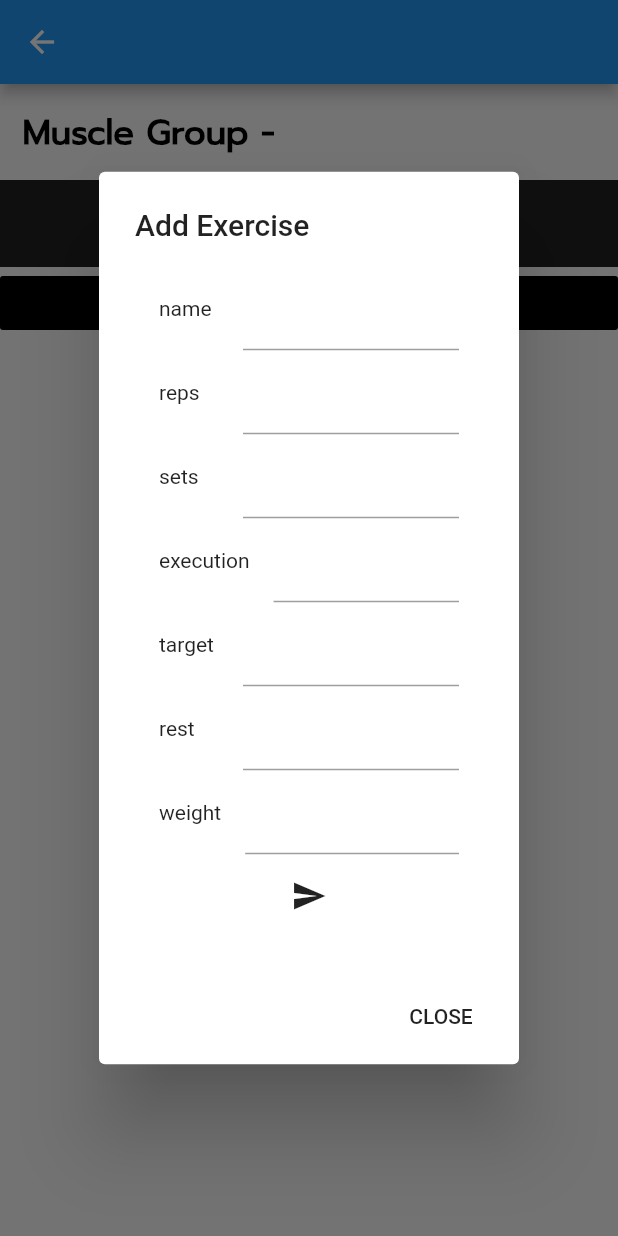
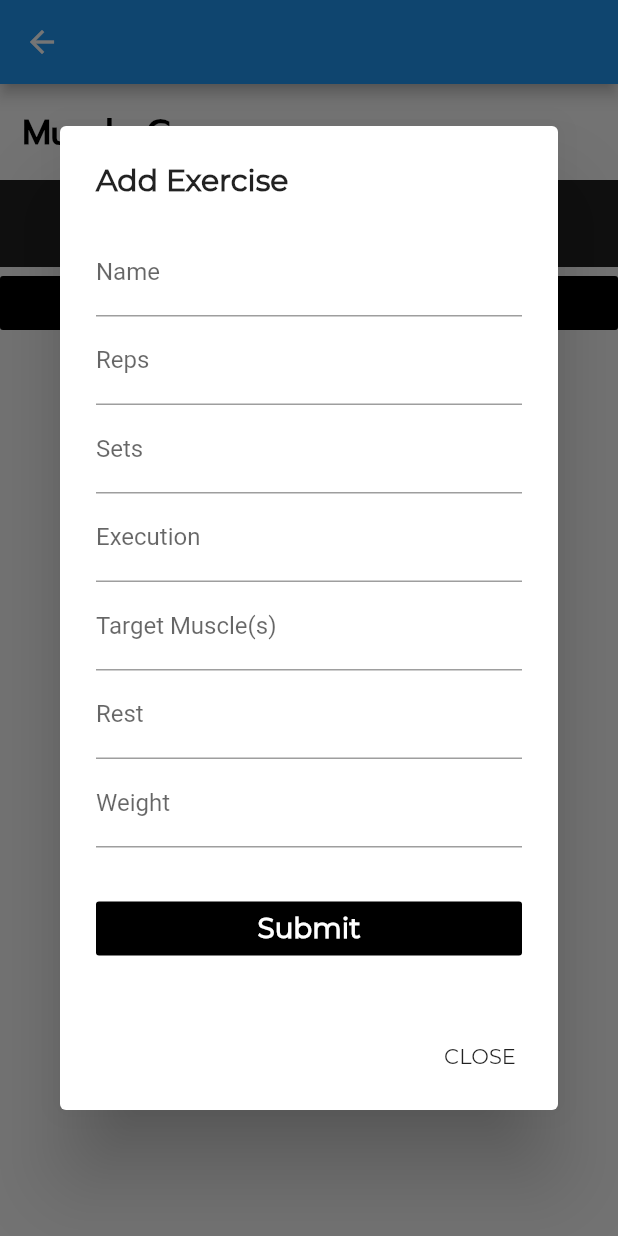
Before and after one commit to sushbalajee/GymFlutter, a Flutter app: the PageFour screen opened directly with empty values, after a tap on "+ Add Exercise +", on a phone screen of 412 x 824 dp. Run offline on Flutter 3.47's test engine with Material 2 defaults, Android fonts, the phone set to English and light mode, and no system bars; our stand-ins replace connectivity, firebase_auth, firebase_database, shared_preferences; accounts and stored records are empty.

Commit message:
design changes

```diff
--- a/gym_app/lib/uploadClientWorkoutDetails.dart
+++ b/gym_app/lib/uploadClientWorkoutDetails.dart
@@ -41,15 +41,7 @@ class UploadedWorkoutInfo extends State<PageFour> {
     final FirebaseDatabase database = FirebaseDatabase
         .instance; //Rather then just writing FirebaseDatabase(), get the instance.
 
-        //itemRef = database.reference().child('Workouts').child(widget.value).child(widget.userUid);
-
     snek = database.reference().child('Workouts').child(widget.trainerID).child(widget.uid);
-    /*itemRef = database
-        .reference()
-        .child('Workouts')
-        .child(widget.uid)
-        .child(widget.firebaseGeneratedKey)
-        .child('exercises');*/
 
     itemRef = database.reference().child('Workouts').child(widget.trainerID).child(widget.uid).child(widget.firebaseGeneratedKey).child('exercises');
 
@@ -102,8 +94,7 @@ class UploadedWorkoutInfo extends State<PageFour> {
 
               Container(
                 color: Colors.grey[900],
-                padding: const EdgeInsetsDirectional.only(
-                    start: 15.0, bottom: 15.0, top: 15.0),
+                padding: const EdgeInsets.all(15.0),
                 alignment: Alignment(-1.0, 0.0),
                 child:
                 Text(widget.description,
@@ -208,87 +199,91 @@ class UploadedWorkoutInfo extends State<PageFour> {
 
 
     Future<Null> confirmDialog(BuildContext context, String execution) {
+
+      double screenWidth = MediaQuery.of(context).size.width;
+
       return showDialog<Null>(
           context: context,
           barrierDismissible: false, // user must tap button!
           builder: (BuildContext context) {
             return new AlertDialog(
-              title: new Text(execution),
+              title: new Text(execution, style: TextStyle(fontFamily: "Montserrat", fontWeight: FontWeight.w700)),
                content: SingleChildScrollView(
                   child: Form(
                     key: formKey,
                     child: Flex(
                       direction: Axis.vertical,
                       children: <Widget>[
-                        ListTile(
-                          leading: Text("name"),
-                          title: TextFormField(
+
+                          TextFormField(
+                             decoration: InputDecoration( labelText: "Name"),
                             initialValue: "",
                             onSaved: (val) => item.name = val,
                             validator: (val) => val == "" ? val : null,
-                          ),
+
                         ),
-                        ListTile(
-                          leading: Text("reps"),
-                          title: TextFormField(
+
+                          TextFormField(
+                            decoration: InputDecoration( labelText: "Reps"),
                             initialValue: '',
                             onSaved: (val) => item.reps = val,
                             validator: (val) => val == "" ? val : null,
-                          ),
+
                         ),
-                        ListTile(
-                          leading: Text("sets"),
-                          title: TextFormField(
+
+                          TextFormField(
+                            decoration: InputDecoration( labelText: "Sets"),
                             initialValue: "",
                             onSaved: (val) => item.sets = val,
                             validator: (val) => val == "" ? val : null,
-                          ),
                         ),
-                        ListTile(
-                          leading: Text("execution"),
-                          title: TextFormField(
+
+                          TextFormField(
+                            decoration: InputDecoration( labelText: "Execution"),
                             initialValue: "",
                             onSaved: (val) => item.execution = val,
                             validator: (val) => val == "" ? val : null,
-                          ),
                         ),
-                        ListTile(
-                          leading: Text("target"),
-                          title: TextFormField(
+                           TextFormField(
+                            decoration: InputDecoration( labelText: "Target Muscle(s)"),
                             initialValue: "",
                             onSaved: (val) => item.target = val,
                             validator: (val) => val == "" ? val : null,
-                          ),
                         ),
-                        ListTile(
-                          leading: Text("rest"),
-                          title: TextFormField(
+                          TextFormField(
+                            decoration: InputDecoration( labelText: "Rest"),
                             initialValue: "",
                             onSaved: (val) => item.rest = val,
                             validator: (val) => val == "" ? val : null,
-                          ),
                         ),
-                        ListTile(
-                          leading: Text("weight"),
-                          title: TextFormField(
+                          TextFormField(
+                            decoration: InputDecoration( labelText: "Weight"),
                             initialValue: "",
                             onSaved: (val) => item.weight = val,
                             validator: (val) => val == "" ? val : null,
                           ),
-                        ),
-                        IconButton(
-                          icon: Icon(Icons.send),
+                        Container(
+                width: screenWidth,
+                padding: EdgeInsets.only(top: 30.0),
+                child: new FlatButton(child:
+                new Text("Submit", style: TextStyle(
+                        fontFamily: "Montserrat",
+                        fontSize: screenWidth *0.045,
+                        fontWeight: FontWeight.w700,
+                        color: Colors.white)),
+                color: Colors.black,
                           onPressed: () {
                             handleSubmit();
                           },
                         ),
-                      ],
+                        )],
                     ),
                   ),
                 ),
               actions: <Widget>[
                 new FlatButton(
-                  child: const Text('CLOSE'),
+                   padding: EdgeInsets.all(20.0),
+                  child: const Text('CLOSE', style: TextStyle(fontFamily: "Montserrat")),
                   onPressed: () {
                     Navigator.of(context).pop();
                   },
--- a/gym_app/lib/usersList.dart
+++ b/gym_app/lib/usersList.dart
@@ -76,7 +76,7 @@ class UIDListPage extends State<UIDList> {
         appBar: new AppBar(
             centerTitle: true,
             backgroundColor: Colors.grey[900],
-            title: new Text("My Clients")),
+            title: new Text("My Clients", style: TextStyle(fontFamily: "Montserrat"))),
         body: Container(
             child: FutureBuilder(
                 future: fetchPost(),
@@ -107,9 +107,10 @@ class UIDListPage extends State<UIDList> {
                         itemCount: snapshot.data.length,
                         itemBuilder: (BuildContext context, int index) {
                           return ListTile(
+                            contentPadding: EdgeInsets.all(20.0),
                               title: Text(snapshot.data[index],
                                   style: TextStyle(
-                                      fontFamily: "Prompt",
+                                      fontFamily: "Montserrat",
                                       //fontSize: screenWidth  * 0.055,
                                       fontWeight: FontWeight.w700)),
                               onTap: () {
```
Also changed, not shown: gym_app/lib/uploadClientWorkouts.dart (+34 -23 lines), gym_app/lib/helperClasses.dart (deleted).
